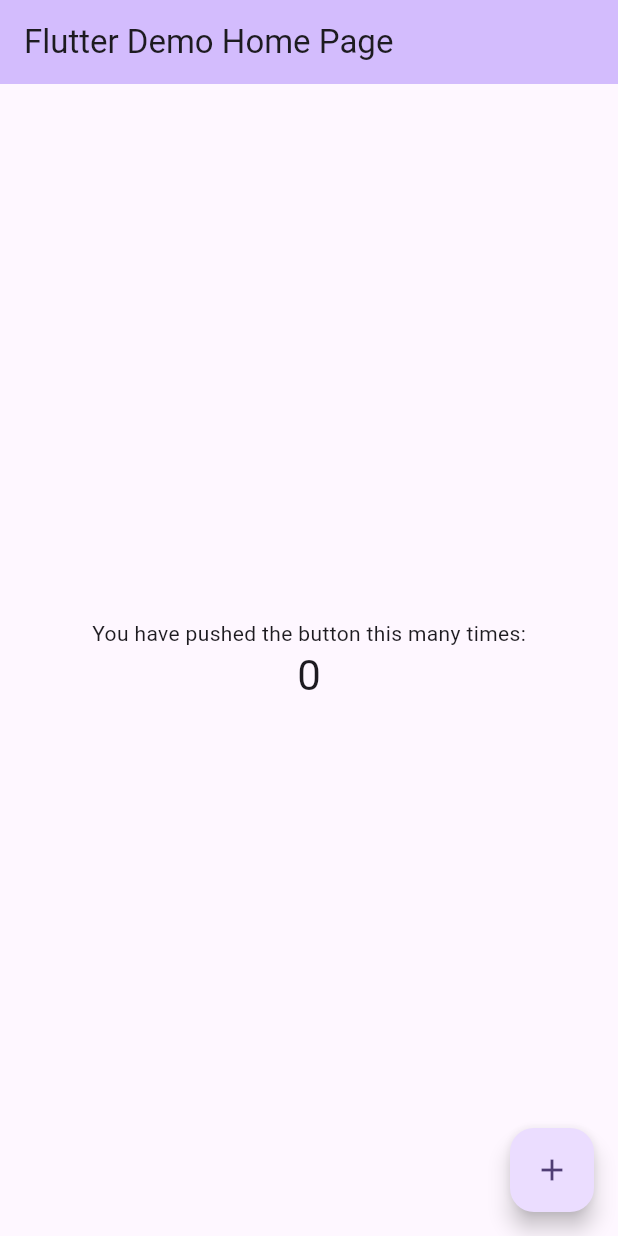
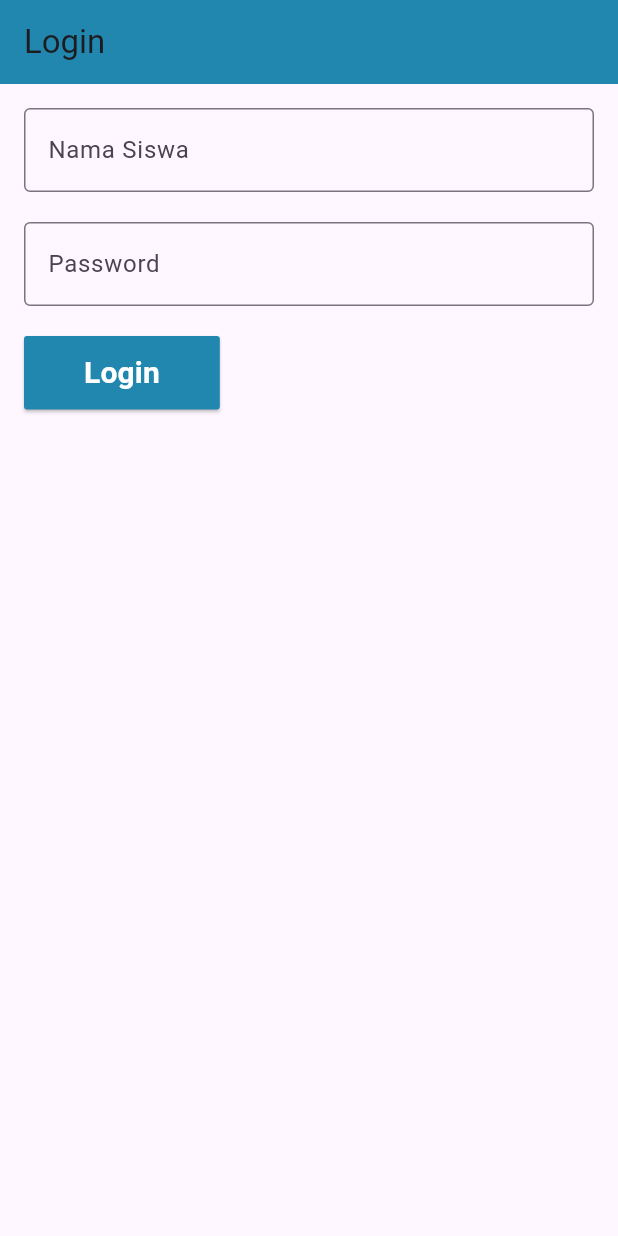
Before and after one commit to ValerieAttila09/belajar_form_flutter, a Flutter app: the screen it shows after launch, on a phone screen of 412 x 824 dp. Run offline on Flutter 3.47's test engine with Material 3 defaults, Android fonts, the phone set to English and light mode, and no system bars.

Commit message:
belajar form flutter

```diff
--- a/lib/main.dart
+++ b/lib/main.dart
@@ -10,113 +10,130 @@ class MyApp extends StatelessWidget {
   // This widget is the root of your application.
   @override
   Widget build(BuildContext context) {
-    return MaterialApp(
-      title: 'Flutter Demo',
-      theme: ThemeData(
-        // This is the theme of your application.
-        //
-        // TRY THIS: Try running your application with "flutter run". You'll see
-        // the application has a purple toolbar. Then, without quitting the app,
-        // try changing the seedColor in the colorScheme below to Colors.green
-        // and then invoke "hot reload" (save your changes or press the "hot
-        // reload" button in a Flutter-supported IDE, or press "r" if you used
-        // the command line to start the app).
-        //
-        // Notice that the counter didn't reset back to zero; the application
-        // state is not lost during the reload. To reset the state, use hot
-        // restart instead.
-        //
-        // This works for code too, not just values: Most code changes can be
-        // tested with just a hot reload.
-        colorScheme: ColorScheme.fromSeed(seedColor: Colors.deepPurple),
+    return MaterialApp(debugShowCheckedModeBanner: false, home: FormPage());
+  }
+}
+
+class FormPage extends StatefulWidget {
+  const FormPage({super.key});
+
+  @override
+  State<FormPage> createState() => _FormPageState();
+}
+
+class _FormPageState extends State<FormPage> {
+  final _formKey = GlobalKey<FormState>();
+  final TextEditingController nama_controller = TextEditingController();
+  final TextEditingController password_controller = TextEditingController();
+
+  @override
+  Widget build(BuildContext context) {
+    return Scaffold(
+      appBar: AppBar(
+        title: Text("Login"),
+        backgroundColor: const Color.fromARGB(255, 33, 135, 175),
       ),
-      home: const MyHomePage(title: 'Flutter Demo Home Page'),
+      body: Padding(
+        padding: EdgeInsets.all(16.0),
+        child: Form(
+          key: _formKey,
+          child: Column(
+            crossAxisAlignment: CrossAxisAlignment.start,
+            children: [
+              TextFormField(
+                controller: nama_controller,
+                decoration: InputDecoration(
+                  labelText: "Nama Siswa",
+                  border: OutlineInputBorder(),
+                ),
+              ),
+              const SizedBox(height: 20),
+              TextFormField(
+                controller: password_controller,
+                decoration: InputDecoration(
+                  labelText: "Password",
+                  border: OutlineInputBorder(),
+                ),
+              ),
+              const SizedBox(height: 20),
+              ElevatedButton(
+                onPressed: () {
+                  Navigator.push(
+                    context,
+                    MaterialPageRoute(builder: (context) => HalamanDashboard()),
+                  );
+                },
+                style: ElevatedButton.styleFrom(
+                  backgroundColor: const Color.fromARGB(255, 33, 135, 175),
+                  shape: RoundedRectangleBorder(
+                    borderRadius: BorderRadius.circular(2),
+                  ),
+                  padding: EdgeInsets.symmetric(vertical: 10, horizontal: 40),
+                ),
+                child: Text(
+                  "Login",
+                  style: TextStyle(
+                    fontSize: 20,
+                    fontWeight: FontWeight.w600,
+                    color: const Color.fromARGB(255, 255, 255, 255),
+                  ),
+                ),
+              ),
+            ],
+          ),
+        ),
+      ),
     );
   }
 }
 
-class MyHomePage extends StatefulWidget {
-  const MyHomePage({super.key, required this.title});
-
-  // This widget is the home page of your application. It is stateful, meaning
-  // that it has a State object (defined below) that contains fields that affect
-  // how it looks.
-
-  // This class is the configuration for the state. It holds the values (in this
-  // case the title) provided by the parent (in this case the App widget) and
-  // used by the build method of the State. Fields in a Widget subclass are
-  // always marked "final".
-
-  final String title;
-
-  @override
-  State<MyHomePage> createState() => _MyHomePageState();
-}
-
-class _MyHomePageState extends State<MyHomePage> {
-  int _counter = 0;
-
-  void _incrementCounter() {
-    setState(() {
-      // This call to setState tells the Flutter framework that something has
-      // changed in this State, which causes it to rerun the build method below
-      // so that the display can reflect the updated values. If we changed
-      // _counter without calling setState(), then the build method would not be
-      // called again, and so nothing would appear to happen.
-      _counter++;
-    });
-  }
+class HalamanDashboard extends StatelessWidget {
+  const HalamanDashboard({super.key});
 
   @override
   Widget build(BuildContext context) {
-    // This method is rerun every time setState is called, for instance as done
-    // by the _incrementCounter method above.
-    //
-    // The Flutter framework has been optimized to make rerunning build methods
-    // fast, so that you can just rebuild anything that needs updating rather
-    // than having to individually change instances of widgets.
     return Scaffold(
       appBar: AppBar(
-        // TRY THIS: Try changing the color here to a specific color (to
-        // Colors.amber, perhaps?) and trigger a hot reload to see the AppBar
-        // change color while the other colors stay the same.
-        backgroundColor: Theme.of(context).colorScheme.inversePrimary,
-        // Here we take the value from the MyHomePage object that was created by
-        // the App.build method, and use it to set our appbar title.
-        title: Text(widget.title),
+        title: Text("Halaman Dashboard"),
+        backgroundColor: const Color.fromARGB(255, 33, 135, 175),
       ),
-      body: Center(
-        // Center is a layout widget. It takes a single child and positions it
-        // in the middle of the parent.
+      body: Padding(
+        padding: EdgeInsets.all(10.0),
         child: Column(
-          // Column is also a layout widget. It takes a list of children and
-          // arranges them vertically. By default, it sizes itself to fit its
-          // children horizontally, and tries to be as tall as its parent.
-          //
-          // Column has various properties to control how it sizes itself and
-          // how it positions its children. Here we use mainAxisAlignment to
-          // center the children vertically; the main axis here is the vertical
-          // axis because Columns are vertical (the cross axis would be
-          // horizontal).
-          //
-          // TRY THIS: Invoke "debug painting" (choose the "Toggle Debug Paint"
-          // action in the IDE, or press "p" in the console), to see the
-          // wireframe for each widget.
-          mainAxisAlignment: MainAxisAlignment.center,
-          children: <Widget>[
-            const Text('You have pushed the button this many times:'),
-            Text(
-              '$_counter',
-              style: Theme.of(context).textTheme.headlineMedium,
-            ),
+          mainAxisAlignment: MainAxisAlignment.start,
+          children: [
+            DataTable(
+              columns: const <DataColumn>[
+                DataColumn(label: Text("No")),
+                DataColumn(label: Text("Nama Siswa")),
+                DataColumn(label: Text("Email")),
+              ],
+              rows: const <DataRow>[
+                DataRow(cells: <DataCell>[
+                  DataCell(Text("1")),
+                  DataCell(Text("Valerie Attila Al-fath")),
+                  DataCell(Text("ggwp123@gmail.com")),
+                ]),
+                DataRow(cells: <DataCell>[
+                  DataCell(Text("2")),
+                  DataCell(Text("Abyandra Syahputra")),
+                  DataCell(Text("aby123@gmail.com")),
+                ]),
+                DataRow(cells: <DataCell>[
+                  DataCell(Text("3")),
+                  DataCell(Text("Boby Maulana")),
+                  DataCell(Text("boby123@gmail.com")),
+                ]),
+                DataRow(cells: <DataCell>[
+                  DataCell(Text("4")),
+                  DataCell(Text("Dodi Rahmatsyah")),
+                  DataCell(Text("dodi123@gmail.com")),
+                ]),
+              ]
+            )
           ],
         ),
       ),
-      floatingActionButton: FloatingActionButton(
-        onPressed: _incrementCounter,
-        tooltip: 'Increment',
-        child: const Icon(Icons.add),
-      ), // This trailing comma makes auto-formatting nicer for build methods.
     );
   }
 }
```
